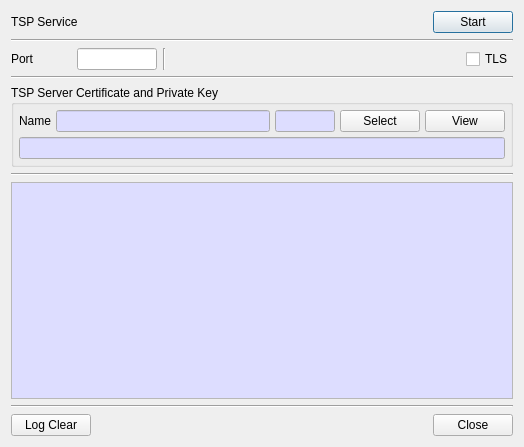
Qt form CertMan/tsp_service_dlg.ui (jykim74/CertMan) before a commit.
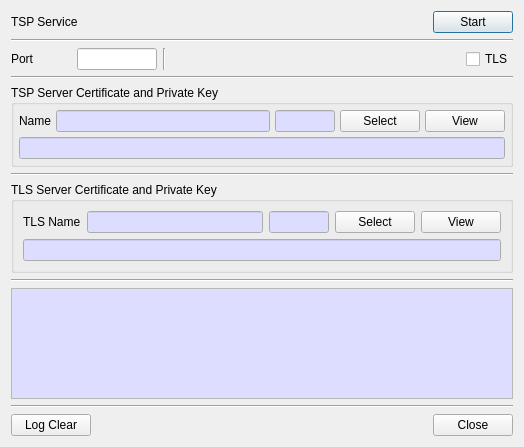
The same form after that commit.

Diff of the .ui file:
```diff
--- a/CertMan/tsp_service_dlg.ui
+++ b/CertMan/tsp_service_dlg.ui
@@ -292,6 +292,158 @@
      </property>
     </widget>
    </item>
+   <item>
+    <widget class="QGroupBox" name="mTLSGroup">
+     <property name="minimumSize">
+      <size>
+       <width>0</width>
+       <height>0</height>
+      </size>
+     </property>
+     <property name="title">
+      <string>TLS Server Certificate and Private Key</string>
+     </property>
+     <layout class="QVBoxLayout" name="verticalLayout_2">
+      <item>
+       <layout class="QGridLayout" name="gridLayout_4">
+        <item row="0" column="0">
+         <widget class="QLabel" name="label_3">
+          <property name="text">
+           <string>TLS Name</string>
+          </property>
+         </widget>
+        </item>
+        <item row="0" column="2">
+         <widget class="QLineEdit" name="mTLSNumText">
+          <property name="maximumSize">
+           <size>
+            <width>60</width>
+            <height>16777215</height>
+           </size>
+          </property>
+          <property name="palette">
+           <palette>
+            <active>
+             <colorrole role="Base">
+              <brush brushstyle="SolidPattern">
+               <color alpha="255">
+                <red>221</red>
+                <green>221</green>
+                <blue>255</blue>
+               </color>
+              </brush>
+             </colorrole>
+            </active>
+            <inactive>
+             <colorrole role="Base">
+              <brush brushstyle="SolidPattern">
+               <color alpha="255">
+                <red>221</red>
+                <green>221</green>
+                <blue>255</blue>
+               </color>
+              </brush>
+             </colorrole>
+            </inactive>
+            <disabled/>
+           </palette>
+          </property>
+         </widget>
+        </item>
+        <item row="0" column="1">
+         <widget class="QLineEdit" name="mTLSNameText">
+          <property name="palette">
+           <palette>
+            <active>
+             <colorrole role="Base">
+              <brush brushstyle="SolidPattern">
+               <color alpha="255">
+                <red>221</red>
+                <green>221</green>
+                <blue>255</blue>
+               </color>
+              </brush>
+             </colorrole>
+            </active>
+            <inactive>
+             <colorrole role="Base">
+              <brush brushstyle="SolidPattern">
+               <color alpha="255">
+                <red>221</red>
+                <green>221</green>
+                <blue>255</blue>
+               </color>
+              </brush>
+             </colorrole>
+            </inactive>
+            <disabled/>
+           </palette>
+          </property>
+          <property name="readOnly">
+           <bool>true</bool>
+          </property>
+         </widget>
+        </item>
+        <item row="0" column="3">
+         <widget class="QPushButton" name="mTLSSelectBtn">
+          <property name="text">
+           <string>Select</string>
+          </property>
+         </widget>
+        </item>
+        <item row="0" column="4">
+         <widget class="QPushButton" name="mTLSViewBtn">
+          <property name="text">
+           <string>View</string>
+          </property>
+         </widget>
+        </item>
+       </layout>
+      </item>
+      <item>
+       <widget class="QLineEdit" name="mTLSInfoText">
+        <property name="palette">
+         <palette>
+          <active>
+           <colorrole role="Base">
+            <brush brushstyle="SolidPattern">
+             <color alpha="255">
+              <red>221</red>
+              <green>221</green>
+              <blue>255</blue>
+             </color>
+            </brush>
+           </colorrole>
+          </active>
+          <inactive>
+           <colorrole role="Base">
+            <brush brushstyle="SolidPattern">
+             <color alpha="255">
+              <red>221</red>
+              <green>221</green>
+              <blue>255</blue>
+             </color>
+            </brush>
+           </colorrole>
+          </inactive>
+          <disabled/>
+         </palette>
+        </property>
+        <property name="readOnly">
+         <bool>true</bool>
+        </property>
+       </widget>
+      </item>
+     </layout>
+    </widget>
+   </item>
+   <item>
+    <widget class="Line" name="line_6">
+     <property name="orientation">
+      <enum>Qt::Horizontal</enum>
+     </property>
+    </widget>
+   </item>
    <item>
     <widget class="QPlainTextEdit" name="mLogText">
      <property name="minimumSize">
```
